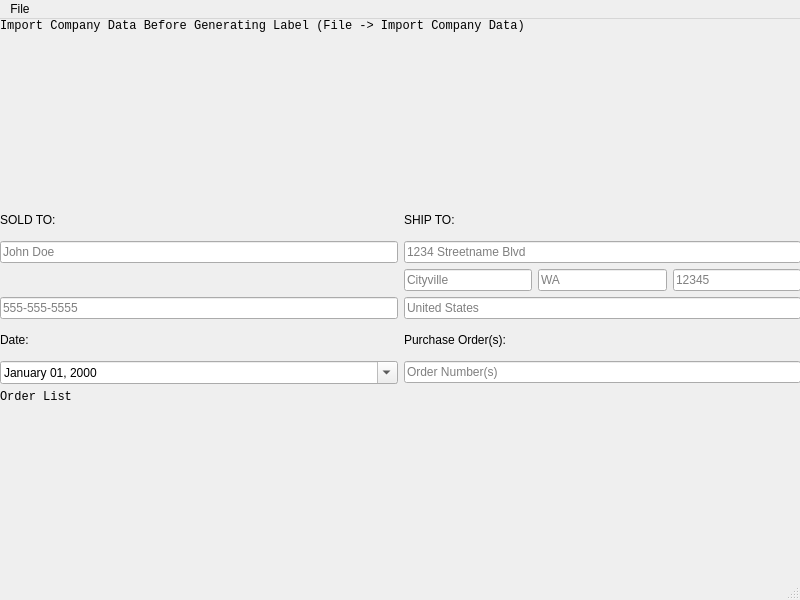
First picture: the form in PackingSlipGenerator/mainwindow.ui, repository HudsonGTV/PackingSlipGeneratorQt, before the edit.
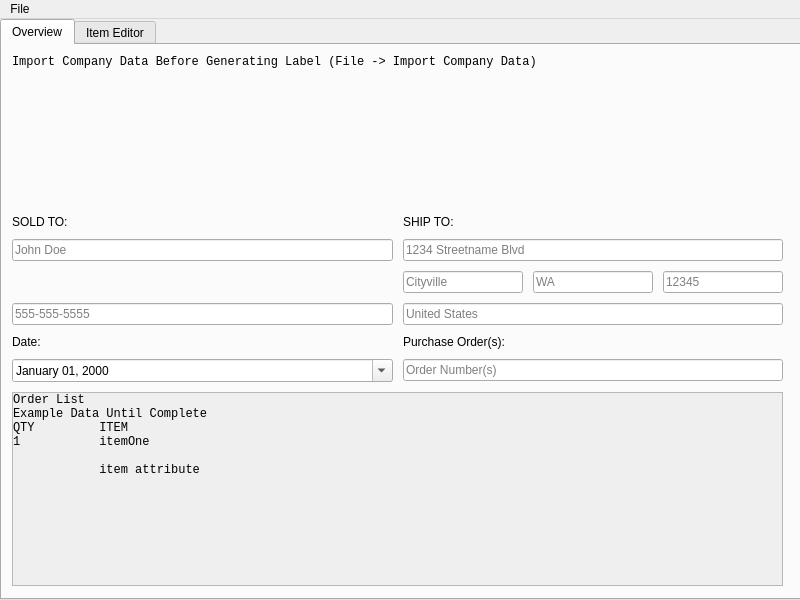
Second picture: the form after the edit.

Commit message: changed window layout

```diff
--- a/PackingSlipGenerator/mainwindow.ui
+++ b/PackingSlipGenerator/mainwindow.ui
@@ -16,22 +16,59 @@
     <verstretch>0</verstretch>
    </sizepolicy>
   </property>
+  <property name="minimumSize">
+   <size>
+    <width>800</width>
+    <height>600</height>
+   </size>
+  </property>
+  <property name="maximumSize">
+   <size>
+    <width>800</width>
+    <height>600</height>
+   </size>
+  </property>
   <property name="windowTitle">
    <string>Packing Slip Generator</string>
   </property>
   <widget class="QWidget" name="centralwidget">
-   <widget class="QWidget" name="verticalLayoutWidget">
+   <widget class="QTabWidget" name="tabWidget">
     <property name="geometry">
      <rect>
       <x>0</x>
       <y>0</y>
       <width>801</width>
-      <height>551</height>
+      <height>581</height>
+     </rect>
+    </property>
+    <property name="currentIndex">
+     <number>0</number>
+    </property>
+    <widget class="QWidget" name="tabMain">
+     <attribute name="title">
+      <string>Overview</string>
+     </attribute>
+     <widget class="QWidget" name="verticalLayoutWidget">
+      <property name="geometry">
+       <rect>
+        <x>10</x>
+        <y>10</y>
+        <width>771</width>
+        <height>531</height>
      </rect>
     </property>
     <layout class="QVBoxLayout" name="verticalLayout">
+       <property name="spacing">
+        <number>10</number>
+       </property>
      <item>
       <widget class="QLabel" name="label_companyData">
+         <property name="minimumSize">
+          <size>
+           <width>0</width>
+           <height>150</height>
+          </size>
+         </property>
        <property name="font">
         <font>
          <family>Consolas</family>
@@ -166,14 +203,46 @@
       </layout>
      </item>
      <item>
+        <widget class="QScrollArea" name="scrollArea">
+         <property name="sizePolicy">
+          <sizepolicy hsizetype="Ignored" vsizetype="Expanding">
+           <horstretch>0</horstretch>
+           <verstretch>0</verstretch>
+          </sizepolicy>
+         </property>
+         <property name="widgetResizable">
+          <bool>true</bool>
+         </property>
+         <widget class="QWidget" name="scrollAreaWidgetContents_2">
+          <property name="geometry">
+           <rect>
+            <x>0</x>
+            <y>0</y>
+            <width>767</width>
+            <height>194</height>
+           </rect>
+          </property>
       <widget class="QLabel" name="label_orderData">
+           <property name="geometry">
+            <rect>
+             <x>0</x>
+             <y>0</y>
+             <width>799</width>
+             <height>181</height>
+            </rect>
+           </property>
        <property name="font">
         <font>
          <family>Consolas</family>
         </font>
        </property>
        <property name="text">
-        <string>Order List</string>
+            <string>Order List
+Example Data Until Complete
+QTY         ITEM
+1           itemOne
+
+            item attribute</string>
        </property>
        <property name="scaledContents">
         <bool>false</bool>
@@ -181,9 +250,21 @@
        <property name="alignment">
         <set>Qt::AlignmentFlag::AlignLeading|Qt::AlignmentFlag::AlignLeft|Qt::AlignmentFlag::AlignTop</set>
        </property>
+           <property name="textInteractionFlags">
+            <set>Qt::TextInteractionFlag::LinksAccessibleByMouse|Qt::TextInteractionFlag::TextSelectableByKeyboard|Qt::TextInteractionFlag::TextSelectableByMouse</set>
+           </property>
+          </widget>
+         </widget>
       </widget>
      </item>
     </layout>
+     </widget>
+    </widget>
+    <widget class="QWidget" name="tabItemEditor">
+     <attribute name="title">
+      <string>Item Editor</string>
+     </attribute>
+    </widget>
    </widget>
   </widget>
   <widget class="QMenuBar" name="menubar">
@@ -205,7 +286,6 @@
    </widget>
    <addaction name="menuFile"/>
   </widget>
-  <widget class="QStatusBar" name="statusbar"/>
   <action name="actionImport_Company_Data">
    <property name="text">
     <string>Import Company Data</string>
```
Left out of the diff: 3 changed lines with no effect on the pictures. Lines whose indentation alone changed are shown as unchanged. The commit also changes 6 other files.
